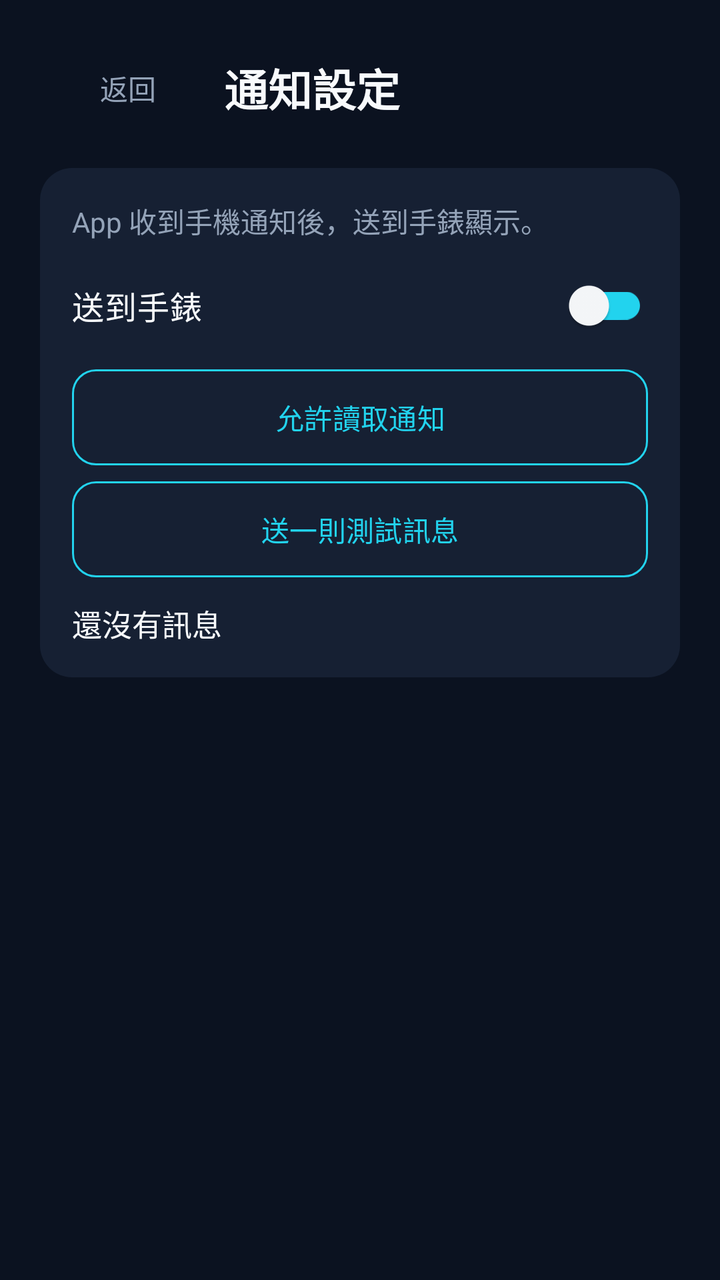
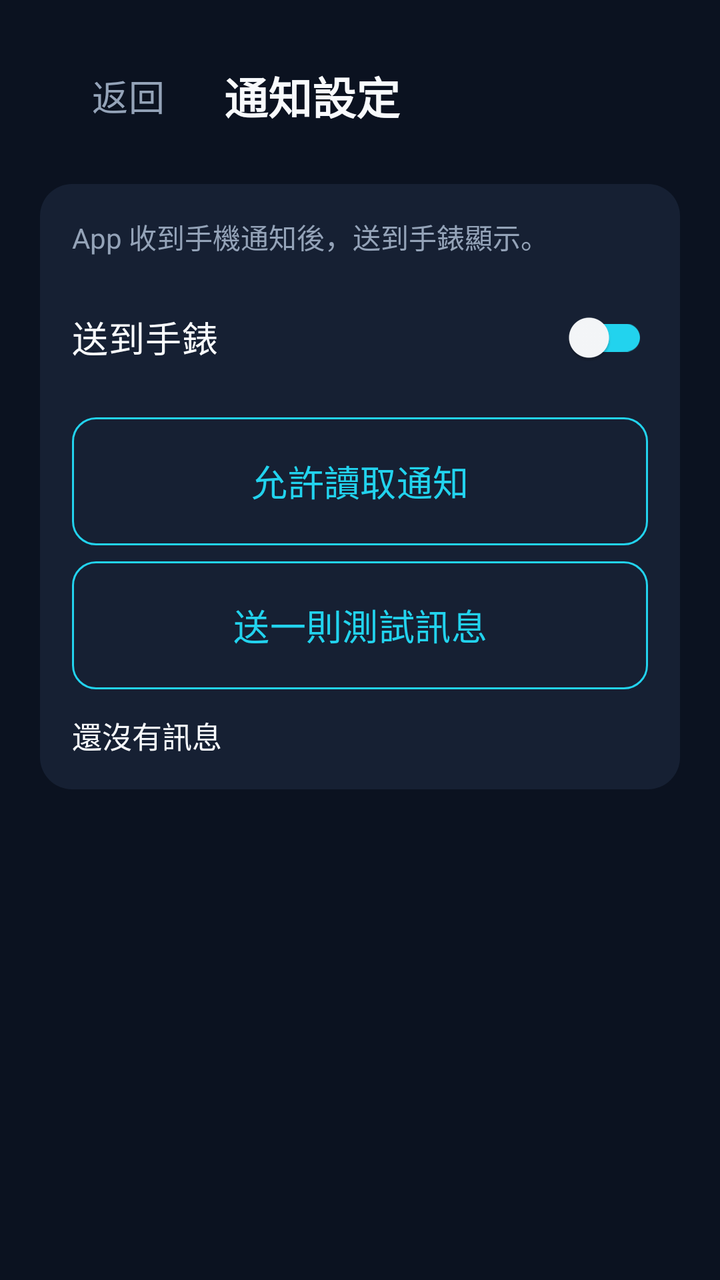

Screens rendered from an Android XML layout before and after an edit, with the pre-edit source and the edit as a unified diff.
<!-- AndroidManifest.xml: application theme Theme.XiaoYiWatch -->
<!-- res/layout/activity_notice.xml -->
<?xml version="1.0" encoding="utf-8"?>
<ScrollView xmlns:android="http://schemas.android.com/apk/res/android"
    android:layout_width="match_parent"
    android:layout_height="match_parent"
    android:background="@color/bg"
    android:clipToPadding="false"
    android:fillViewport="true"
    android:fitsSystemWindows="true"
    android:padding="20dp">

    <LinearLayout
        android:layout_width="match_parent"
        android:layout_height="wrap_content"
        android:orientation="vertical">

        <LinearLayout
            android:layout_width="match_parent"
            android:layout_height="wrap_content"
            android:gravity="center_vertical"
            android:minHeight="48dp"
            android:orientation="horizontal">

            <com.google.android.material.button.MaterialButton
                android:id="@+id/back"
                style="@style/Widget.XiaoYi.Button.Text"
                android:layout_width="wrap_content"
                android:layout_height="wrap_content"
                android:text="返回" />

            <TextView
                android:layout_width="wrap_content"
                android:layout_height="wrap_content"
                android:layout_marginStart="4dp"
                android:text="通知設定"
                android:textColor="@color/text"
                android:textSize="22sp"
                android:textStyle="bold" />
        </LinearLayout>

        <LinearLayout
            android:layout_width="match_parent"
            android:layout_height="wrap_content"
            android:layout_marginTop="16dp"
            android:background="@drawable/bg_card"
            android:orientation="vertical"
            android:padding="16dp">

            <TextView
                android:layout_width="match_parent"
                android:layout_height="wrap_content"
                android:text="App 收到手機通知後，送到手錶顯示。"
                android:textColor="@color/muted"
                android:textSize="14sp" />

            <androidx.appcompat.widget.SwitchCompat
                android:id="@+id/fwd"
                android:layout_width="match_parent"
                android:layout_height="wrap_content"
                android:layout_marginTop="8dp"
                android:minHeight="48dp"
                android:text="送到手錶"
                android:textColor="@color/text"
                android:textSize="16sp" />

            <com.google.android.material.button.MaterialButton
                android:id="@+id/allowNotice"
                style="@style/Widget.XiaoYi.Button.Outlined"
                android:layout_width="match_parent"
                android:layout_height="wrap_content"
                android:layout_marginTop="8dp"
                android:text="允許讀取通知" />

            <com.google.android.material.button.MaterialButton
                android:id="@+id/testMsg"
                style="@style/Widget.XiaoYi.Button.Outlined"
                android:layout_width="match_parent"
                android:layout_height="wrap_content"
                android:layout_marginTop="8dp"
                android:text="送一則測試訊息" />

            <TextView
                android:id="@+id/inbox"
                android:layout_width="match_parent"
                android:layout_height="wrap_content"
                android:layout_marginTop="12dp"
                android:text="還沒有訊息"
                android:textColor="@color/text"
                android:textSize="15sp" />
        </LinearLayout>

        <TextView
            android:id="@+id/log"
            android:layout_width="match_parent"
            android:layout_height="wrap_content"
            android:layout_marginTop="16dp"
            android:text=""
            android:textColor="@color/muted"
            android:textSize="13sp" />
    </LinearLayout>
</ScrollView>
<!-- resources referenced by this layout -->
<resources>
  <color name="bg">#0B1220</color>
  <color name="muted">#94A3B8</color>
  <color name="text">#F8FAFC</color>
  <!-- drawable bg_card (drawable) -->
  <?xml version="1.0" encoding="utf-8"?>
  <shape xmlns:android="http://schemas.android.com/apk/res/android"
      android:shape="rectangle">
      <solid android:color="@color/card" />
      <corners android:radius="16dp" />
  </shape>
  <style name="Widget.XiaoYi.Button.Outlined" parent="Widget.Material3.Button.OutlinedButton">
          <item name="android:minHeight">48dp</item>
          <item name="android:insetTop">0dp</item>
          <item name="android:insetBottom">0dp</item>
          <item name="android:textColor">@color/cyan</item>
          <item name="backgroundTint">@android:color/transparent</item>
          <item name="strokeColor">@color/cyan</item>
          <item name="cornerRadius">12dp</item>
      </style>
  <style name="Widget.XiaoYi.Button.Text" parent="Widget.Material3.Button.TextButton">
          <item name="android:minHeight">48dp</item>
          <item name="android:insetTop">0dp</item>
          <item name="android:insetBottom">0dp</item>
          <item name="android:textColor">@color/muted</item>
          <item name="backgroundTint">@android:color/transparent</item>
          <item name="cornerRadius">12dp</item>
      </style>
  <style name="Theme.XiaoYiWatch" parent="Theme.Material3.Dark.NoActionBar">
          <item name="android:statusBarColor">@color/bg</item>
          <item name="android:navigationBarColor">@color/bg</item>
          <item name="android:windowBackground">@color/bg</item>
          <item name="colorPrimary">@color/cyan</item>
          <item name="colorOnPrimary">@color/bg</item>
          <item name="colorSurface">@color/card</item>
          <item name="colorOnSurface">@color/text</item>
          <item name="colorOutline">@color/cyan</item>
      </style>
  <color name="card">#162033</color>
  <color name="cyan">#22D3EE</color>
</resources>

<!-- the commit's change to res/layout/activity_notice.xml (unified diff, before → after) -->
@@ -57,10 +57,10 @@
                 android:layout_width="match_parent"
                 android:layout_height="wrap_content"
                 android:layout_marginTop="8dp"
-                android:minHeight="48dp"
+                android:minHeight="64dp"
                 android:text="送到手錶"
                 android:textColor="@color/text"
-                android:textSize="16sp" />
+                android:textSize="18sp" />
 
             <com.google.android.material.button.MaterialButton
                 android:id="@+id/allowNotice"
<!-- resource entries referenced after the edit -->
@@ -11,7 +11,8 @@
       <corners android:radius="16dp" />
   </shape>
   <style name="Widget.XiaoYi.Button.Outlined" parent="Widget.Material3.Button.OutlinedButton">
-          <item name="android:minHeight">48dp</item>
+          <item name="android:minHeight">64dp</item>
+          <item name="android:textSize">18sp</item>
           <item name="android:insetTop">0dp</item>
           <item name="android:insetBottom">0dp</item>
           <item name="android:textColor">@color/cyan</item>
@@ -20,7 +21,8 @@
           <item name="cornerRadius">12dp</item>
       </style>
   <style name="Widget.XiaoYi.Button.Text" parent="Widget.Material3.Button.TextButton">
-          <item name="android:minHeight">48dp</item>
+          <item name="android:minHeight">56dp</item>
+          <item name="android:textSize">18sp</item>
           <item name="android:insetTop">0dp</item>
           <item name="android:insetBottom">0dp</item>
           <item name="android:textColor">@color/muted</item>
